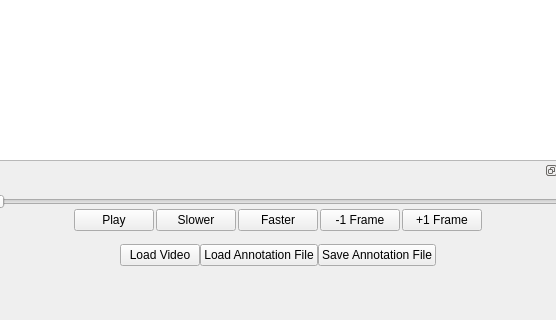
Before: the Qt Designer form FishGUI/mainwindow.ui in cvisionai/Tator-Native, drawn with Qt 5; both pictures show x 258 to 814 and y 365 to 685 of the 901 by 685 pixel window.
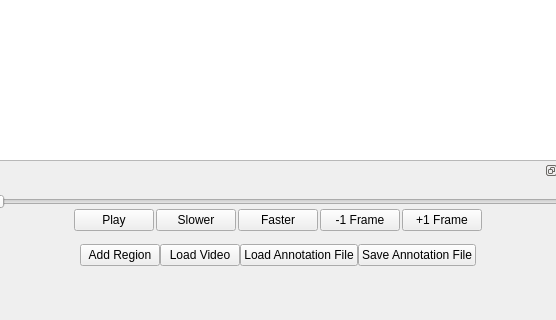
After: the same form once the commit is applied.

Commit message:
integrating box code
Initial integration of annotation code

Patch:
```diff
--- a/FishGUI/mainwindow.ui
+++ b/FishGUI/mainwindow.ui
@@ -847,6 +847,16 @@
                  </property>
                 </spacer>
                </item>
+               <item>
+                <widget class="QPushButton" name="addRegion">
+                 <property name="focusPolicy">
+                  <enum>Qt::NoFocus</enum>
+                 </property>
+                 <property name="text">
+                  <string>Add Region</string>
+                 </property>
+                </widget>
+               </item>
                <item>
                 <widget class="QPushButton" name="LoadVideo">
                  <property name="minimumSize">
```
The commit also changes 2 other files.
